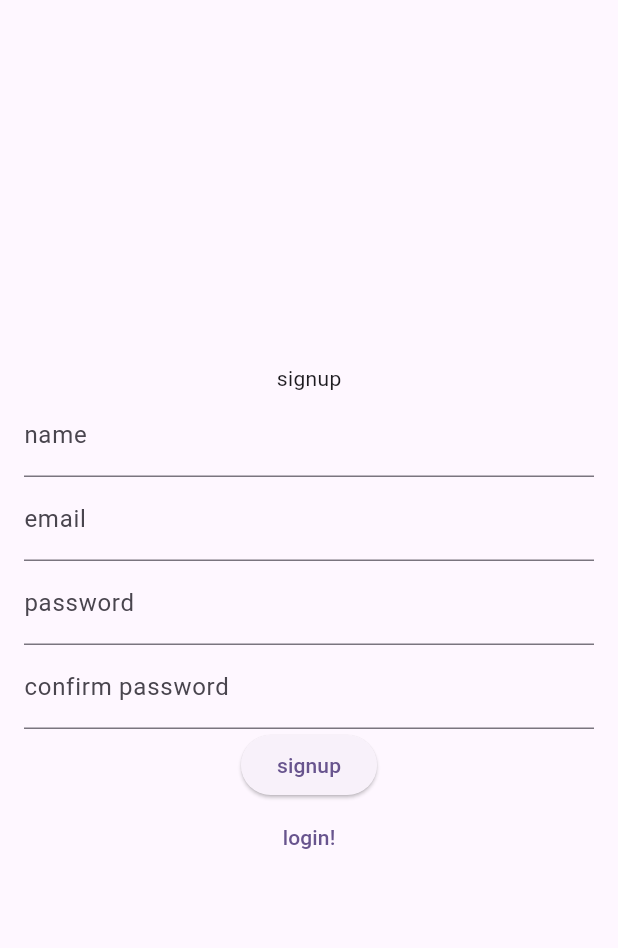
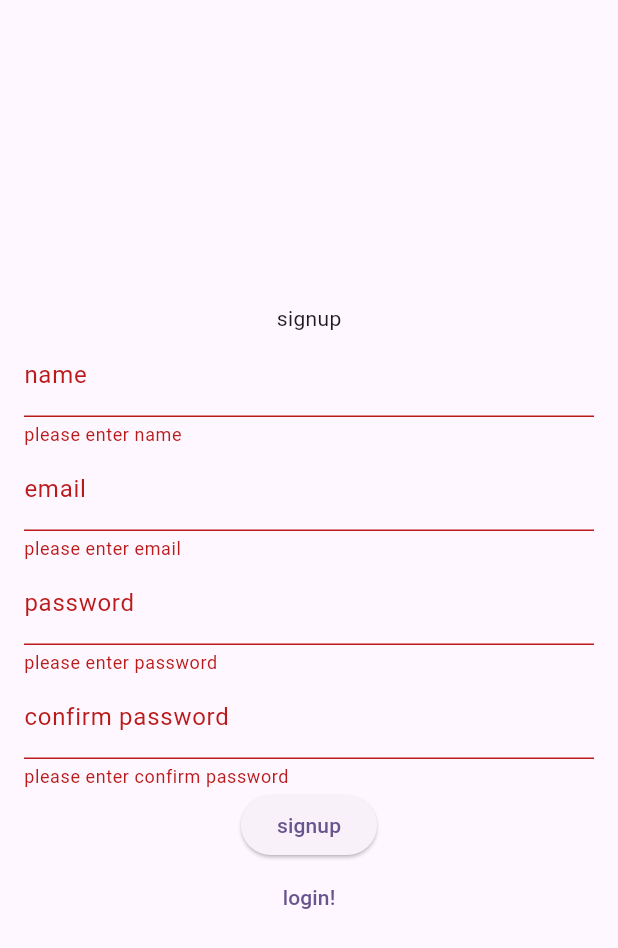
Before and after one commit to Buteya/quickquiz, a Flutter app: the SignupScreen screen opened by its route, after a tap on "signup", on a phone screen of 412 x 824 dp. Shown: the top 948 px of the screen. Run offline on Flutter 3.47's test engine with Material 3 defaults, Android fonts, the light colour scheme and no system bars; our stand-ins replace firebase_core; accounts and stored records are empty.

Commit message:
added form validation to login, signup and forgot password. Created user model and added state management.

```diff
--- a/lib/auth/signupscreen.dart
+++ b/lib/auth/signupscreen.dart
@@ -8,24 +8,94 @@ class SignupScreen extends StatefulWidget {
 }
 
 class _SignupScreenState extends State<SignupScreen> {
+  final _formKey = GlobalKey<FormState>();
+  final _nameController = TextEditingController();
+  final _emailController = TextEditingController();
+  final _passwordController = TextEditingController();
+  final _confirmPasswordController = TextEditingController();
+
   @override
   Widget build(BuildContext context) {
     return Scaffold(
       body: Form(
+        key: _formKey,
         child: Padding(
           padding: const EdgeInsets.symmetric(horizontal: 16.0),
           child: Column(
             mainAxisAlignment: MainAxisAlignment.center,
             children: [
               Text('signup'),
-              TextFormField(decoration: InputDecoration(labelText: 'name'),),
-              TextFormField(decoration:InputDecoration(labelText: 'email'),keyboardType: TextInputType.emailAddress,),
-              TextFormField(decoration: InputDecoration(labelText: 'password'),),
-              TextFormField(decoration: InputDecoration(labelText: 'confirm password'),),
-              ElevatedButton(onPressed: (){}, child: Text('signup'),),
-              TextButton(onPressed: (){
-                Navigator.of(context).pushNamed('/login');
-              }, child: Text('login!'),),
+              TextFormField(
+                controller: _nameController,
+                validator: (value){
+                  if(value == null || value.isEmpty){
+                    return 'please enter name';
+                  }
+                  if(value.isNotEmpty && value.length < 3){
+                    return 'name is too short';
+                  }
+                  return null;
+                },
+                decoration: InputDecoration(labelText: 'name'),
+              ),
+              TextFormField(
+                controller: _emailController,
+                validator: (value){
+                  if(value == null || value.isEmpty){
+                    return 'please enter email';
+                  }
+                  if(value.isNotEmpty && !value.contains("@")){
+                    return 'please enter valid email';
+                  }
+                  return null;
+                },
+                decoration: InputDecoration(labelText: 'email'),
+                keyboardType: TextInputType.emailAddress,
+              ),
+              TextFormField(
+                obscureText: true,
+                validator: (value){
+                if(value ==  null || value.isEmpty){
+                  return 'please enter password';
+                }
+                if(value.isNotEmpty && value.length < 6){
+                  return 'password is too short';
+                }
+                  return null;
+                  },
+                decoration: InputDecoration(labelText: 'password'),
+              ),
+              TextFormField(
+                obscureText: true,
+                validator: (value){
+                  if(value == null || value.isEmpty){
+                    return 'please enter confirm password';
+                  }
+                  if(value.isNotEmpty && value.length<6 && (value != _passwordController.text)){
+                    return 'passwords don`t match';
+                  }
+                  return null;
+                },
+                decoration: InputDecoration(labelText: 'confirm password'),
+              ),
+              ElevatedButton(
+                onPressed: () {
+                  if (_formKey.currentState!.validate()) {
+                    ScaffoldMessenger.of(context).showSnackBar(
+                      const SnackBar(
+                        content: Text('signing up...'),
+                      ),
+                    );
+                  }
+                },
+                child: Text('signup'),
+              ),
+              TextButton(
+                onPressed: () {
+                  Navigator.of(context).pushNamed('/login');
+                },
+                child: Text('login!'),
+              ),
             ],
           ),
         ),
--- a/pubspec.yaml
+++ b/pubspec.yaml
@@ -35,6 +35,8 @@ dependencies:
   # Use with the CupertinoIcons class for iOS style icons.
   cupertino_icons: ^1.0.8
   flutter_launcher_icons: ^0.14.3
+  firebase_core: ^3.13.0
+  provider: ^6.1.5
 
 dev_dependencies:
   flutter_test:
```
Also changed, not shown: lib/auth/forgotpasswordscreen.dart (+33 -5 lines), lib/auth/loginscreen.dart (+35 -1 lines), lib/main.dart (+29 -5 lines), lib/models/user.dart (added, +45 -0 lines), firebase.json (added), lib/firebase_options.dart (added), pubspec.lock, 6 other files.
